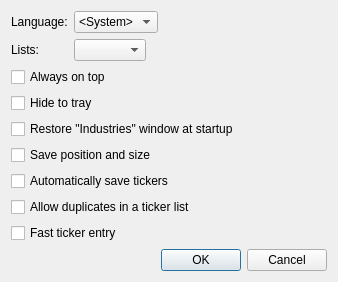
Qt form options.ui (HappySeaFox/tht) before a commit.
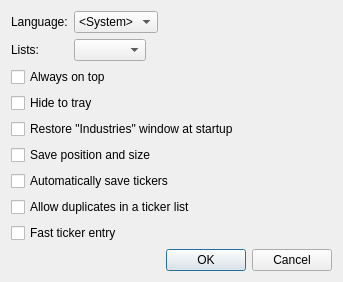
The same form after that commit. Icons and pictures are not drawn.

Commit message: Remove stylesheet from Options

What changed in the file:
```diff
--- a/options.ui
+++ b/options.ui
@@ -6,15 +6,17 @@
    <rect>
     <x>0</x>
     <y>0</y>
-    <width>338</width>
-    <height>262</height>
+    <width>343</width>
+    <height>264</height>
    </rect>
   </property>
   <property name="windowTitle">
    <string>Options</string>
   </property>
-  <layout class="QGridLayout" name="gridLayout_2">
+  <layout class="QGridLayout" name="gridLayout_3">
    <item row="0" column="0" colspan="2">
+    <layout class="QGridLayout" name="gridLayout_2">
+     <item row="0" column="0">
     <layout class="QGridLayout" name="gridLayout">
      <item row="0" column="0">
       <widget class="QLabel" name="label_2">
@@ -67,7 +69,17 @@
      </item>
     </layout>
    </item>
-   <item row="1" column="0" colspan="2">
+     <item row="0" column="1" rowspan="2">
+      <widget class="QLabel" name="labelStock">
+       <property name="pixmap">
+        <pixmap resource="tht.qrc">:/images/options-background.png</pixmap>
+       </property>
+       <property name="alignment">
+        <set>Qt::AlignCenter</set>
+       </property>
+      </widget>
+     </item>
+     <item row="1" column="0">
     <widget class="QCheckBox" name="checkOnTop">
      <property name="text">
       <string>Always on top</string>
@@ -81,35 +93,44 @@
      </property>
     </widget>
    </item>
-   <item row="4" column="0" colspan="2">
+    </layout>
+   </item>
+   <item row="1" column="0" colspan="2">
+    <widget class="QCheckBox" name="checkRestore">
+     <property name="text">
+      <string>Restore &quot;Industries&quot; window at startup</string>
+     </property>
+    </widget>
+   </item>
+   <item row="2" column="0">
     <widget class="QCheckBox" name="checkSave">
      <property name="text">
       <string>Save position and size</string>
      </property>
     </widget>
    </item>
-   <item row="5" column="0" colspan="2">
+   <item row="3" column="0">
     <widget class="QCheckBox" name="checkSaveTickers">
      <property name="text">
       <string>Automatically save tickers</string>
      </property>
     </widget>
    </item>
-   <item row="6" column="0" colspan="2">
+   <item row="4" column="0">
     <widget class="QCheckBox" name="checkAllowDups">
      <property name="text">
       <string>Allow duplicates in a ticker list</string>
      </property>
     </widget>
    </item>
-   <item row="7" column="0" colspan="2">
+   <item row="5" column="0">
     <widget class="QCheckBox" name="checkMini">
      <property name="text">
       <string>Fast ticker entry</string>
      </property>
     </widget>
    </item>
-   <item row="8" column="1">
+   <item row="6" column="1">
     <spacer name="verticalSpacer">
      <property name="orientation">
       <enum>Qt::Vertical</enum>
@@ -122,7 +143,7 @@
      </property>
     </spacer>
    </item>
-   <item row="9" column="0" colspan="2">
+   <item row="7" column="0" colspan="2">
     <widget class="QDialogButtonBox" name="buttonBox">
      <property name="orientation">
       <enum>Qt::Horizontal</enum>
@@ -132,13 +153,6 @@
      </property>
     </widget>
    </item>
-   <item row="3" column="0" colspan="2">
-    <widget class="QCheckBox" name="checkRestore">
-     <property name="text">
-      <string>Restore &quot;Industries&quot; window at startup</string>
-     </property>
-    </widget>
-   </item>
   </layout>
  </widget>
  <tabstops>
```
Left out of the diff: 4 changed lines with no effect on the pictures. Lines whose indentation alone changed are shown as unchanged. The commit also changes 1 other file.
